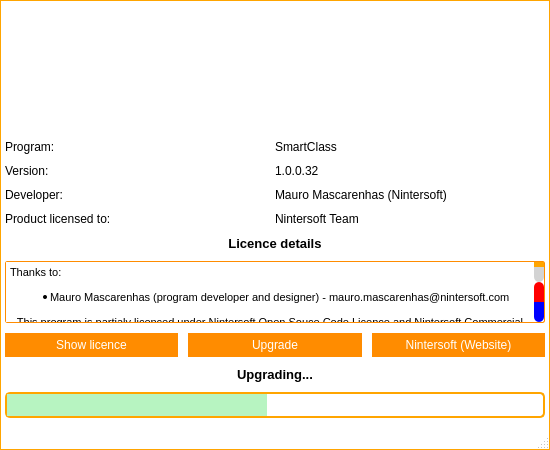
Nintersoft/SmartClass, file frmabout.ui: the form before one commit.
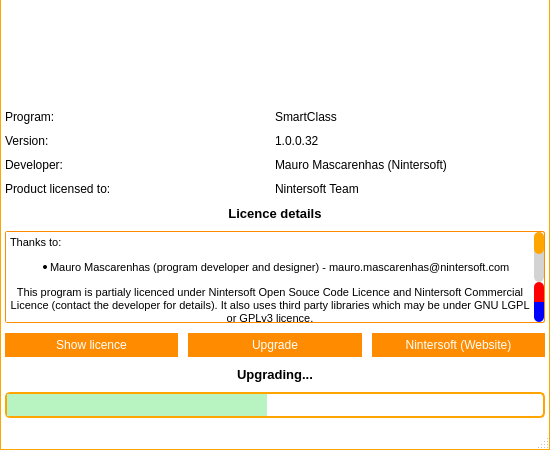
The form after the commit. Icons and pictures are not drawn. Custom widgets are drawn as their Qt base class.

Diff of the .ui file:
```diff
--- a/frmabout.ui
+++ b/frmabout.ui
@@ -606,6 +606,582 @@
 }</string>
   </property>
   <widget class="QWidget" name="centralWidget">
+   <property name="styleSheet">
+    <string notr="true">QWidget#titleBar{
+	background-color: #FFF;
+	border-top: 1px solid orange;
+	border-left: 1px solid orange;
+	border-right: 1px solid orange;
+	color: #000;
+}
+
+QWidget#centralWidget, QStatusBar{
+	background-color: #FFF;
+	border-left: 1px solid orange;
+	border-right: 1px solid orange;
+}
+
+QStatusBar{
+	border-bottom: 1px solid orange;
+}
+
+/*QTabWidget::pane {
+    border-top: 1px solid orange;
+}*/
+
+QSlider::handle:horizontal {
+    background: orange;
+}
+
+/* Vertical and horizontal line customization */
+
+QFrame[frameShape=&quot;4&quot;]
+{
+    color: orange;
+}
+
+QFrame[frameShape=&quot;5&quot;]
+{
+    color: orange;
+}
+
+/* QTabWidget elements customization */
+
+QTabWidget::pane {
+/*	border-top: 1px solid orange;*/
+	background: white;
+}
+
+QTabWidget::tab-bar {
+    left: 5px;
+}
+
+QTabBar::tab {
+	background: white;
+    min-width: 120px;
+    min-height: 20px;
+    padding: 2px;
+	border-top-left-radius: 5px;
+	border-top-right-radius: 5px;
+	margin-top: 6px;
+}
+
+QTabBar::tab:selected, QTabBar::tab:hover {
+	background: white;
+	border-top: 1px solid orange;
+	border-right: 1px solid orange;
+	border-left: 1px solid orange;
+}
+
+QTabBar::tab:selected {
+	background: white;
+	border-top: 2px solid orange;
+	border-right: 2px solid orange;
+	border-left: 2px solid orange;
+}
+
+QTabBar::tab:!selected {
+    margin-bottom: 3px;
+}
+
+QTabBar QToolButton{
+	background-color: white;
+	border: none;
+	color: black;
+}
+
+QTabBar QToolButton::hover{
+	background-color: darkorange;
+}
+
+QTabBar QToolButton::pressed{
+	background-color: orange;
+}
+
+QTabBar QToolButton::!enabled{
+	background-color: orange;
+}
+
+QWidget#tabFile, QWidget#tabManagement, QWidget#tabTools, QWidget#tabHelp, QWidget#tabFileLayout, QWidget#tabManagementLayout, QWidget#tabToolsLayout, QWidget#tabHelpLayout, QWidget#screenManagerLayout{
+	background: white;
+}
+
+QLineEdit{
+	border: 1px solid orange;
+	min-height: 20px;
+}
+
+QPlainTextEdit{
+	border: 1px solid orange;
+	min-height: 40px;
+}
+
+QPushButton{
+	background-color: darkorange;
+	border: 5px solid darkorange;
+	color: white;
+}
+
+QPushButton::hover{
+	background-color: orange;
+	border: 5px solid orange;
+}
+
+QPushButton::pressed{
+	background-color: darkorange;
+	border: 5px solid darkorange;
+}
+
+QPushButton::!enabled{
+	background-color: orange;
+	border: 5px solid orange;
+}
+
+/*
+	QScroll Area
+*/
+
+QScrollArea{
+	border: none;
+}
+
+QScrollArea#scrollManager{
+	border: 1px solid orange;
+	border-radius: 5px;
+}
+
+/* QScrollBar Horizontal*/
+
+QScrollBar:horizontal {
+    background: lightgray;
+    height: 10px;
+    margin: 0px 40px 0 0px;
+	border-radius: 5px;
+}
+
+QScrollBar::handle:horizontal {
+    background: orange;
+	border-radius: 5px;
+    min-width: 20px;
+}
+
+QScrollBar::add-line:horizontal {
+    background: blue;
+    width: 20px;
+    subcontrol-position: right;
+    subcontrol-origin: margin;
+	border-top-right-radius: 5px;
+	border-bottom-right-radius: 5px;
+}
+
+QScrollBar::sub-line:horizontal {
+    background: red;
+    width: 20px;
+    subcontrol-position: top right;
+    subcontrol-origin: margin;
+    position: absolute;
+    right: 20px;
+	border-top-left-radius: 5px;
+	border-bottom-left-radius: 5px;
+}
+
+QScrollBar::sub-line:horizontal:hover {
+    background: darkred;
+}
+
+QScrollBar::sub-line:horizontal:pressed {
+    background: red;
+}
+
+QScrollBar::add-line:horizontal:hover {
+    background: darkblue;
+}
+
+QScrollBar::add-line:horizontal:pressed {
+    background: blue;
+}
+
+QScrollBar:left-arrow:horizontal{
+	image: url(:/images/scrollbar/slide_left.PNG);
+    width: 10px;
+    height: 10px;
+}
+
+QScrollBar::right-arrow:horizontal {
+	image: url(:/images/scrollbar/slide_right.PNG);
+    width: 10px;
+    height: 10px;
+}
+
+QScrollBar::add-page:horizontal, QScrollBar::sub-page:horizontal {
+    background: none;
+}
+
+/* QScrollBar Vertical*/
+
+QScrollBar:vertical {
+    background: lightgray;
+    width: 10px;
+    margin: 0px 0px 40px 0px;
+	border-radius: 5px;
+}
+
+QScrollBar::handle:vertical {
+    background: orange;
+	border-radius: 5px;
+    min-width: 20px;
+}
+
+QScrollBar::add-line:vertical {
+    background: blue;
+    height: 20px;
+    subcontrol-position: bottom;
+    subcontrol-origin: margin;
+	border-bottom-right-radius: 5px;
+	border-bottom-left-radius: 5px;
+}
+
+QScrollBar::sub-line:vertical {
+    background: red;
+    height: 20px;
+    subcontrol-position: bottom right;
+    subcontrol-origin: margin;
+    position: absolute;
+    bottom: 20px;
+	border-top-right-radius: 5px;
+	border-top-left-radius: 5px;
+}
+
+QScrollBar::sub-line:vertical:hover {
+    background: darkred;
+}
+
+QScrollBar::sub-line:vertical:pressed {
+    background: red;
+}
+
+QScrollBar::add-line:vertical:hover {
+    background: darkblue;
+}
+
+QScrollBar::add-line:vertical:pressed {
+    background: blue;
+}
+
+QScrollBar:up-arrow:vertical{
+	image: url(:/images/scrollbar/slide_up.PNG);
+	width: 10px;
+    height: 10px;
+}
+
+ QScrollBar::down-arrow:vertical{
+	image: url(:/images/scrollbar/slide_down.PNG);
+	width: 10px;
+    height: 10px;
+}
+
+QScrollBar::add-page:vertical, QScrollBar::sub-page:vertical {
+    background: none;
+}
+
+/*QComboBox*/
+
+QComboBox {
+    border: 1px solid orange;
+	background: white;
+    border-radius: 3px;
+    padding: 1px 18px 1px 3px;
+    min-width: 6em;
+}
+
+QComboBox:editable {
+    background: white;
+}
+
+QComboBox:!editable, QComboBox::drop-down:editable {
+	background: white;
+}
+
+QComboBox:!editable:on, QComboBox::drop-down:editable:on {
+    background: white;
+}
+
+QComboBox:on {
+    padding-top: 3px;
+    padding-left: 4px;
+}
+
+QComboBox::drop-down {
+    subcontrol-origin: padding;
+    subcontrol-position: top right;
+    width: 15px;
+
+    border-left-width: 1px;
+    border-left-color: orange;
+    border-left-style: solid;
+    border-top-right-radius: 3px;
+    border-bottom-right-radius: 3px;
+}
+
+QComboBox::drop-down:hover {
+    background: orange;
+}
+
+QComboBox::down-arrow {
+    image: url(&quot;:/images/buttons/Down_Arrow.PNG&quot;);
+	width: 10px;
+	height: 10px;
+}
+
+QComboBox::down-arrow:on {
+    top: 1px;
+    left: 1px;
+}
+
+QComboBox QAbstractItemView {
+    border: 1px solid orange;
+    selection-background-color: orange;
+    border-top-right-radius: 3px;
+    border-bottom-right-radius: 3px;
+}
+
+QComboBox QAbstractItemView:hover {
+	color: orange;
+}
+
+/*
+ * QToolButton
+ */
+
+QToolButton {
+	background: transparent;
+	border: 1px solid transparent;
+	color: black;
+}
+
+QToolButton::hover {
+	background: darkorange;
+	border: 1px solid darkorange;
+	color: white;
+}
+
+QToolButton::pressed {
+	background: orange;
+	border: 1px solid orange;
+	color: white;
+}
+
+/* QSpinBox  QDateEdit*/
+
+QSpinBox, QDoubleSpinBox, QDateEdit, QDateTimeEdit {
+	border: 1px solid orange;
+	background: white;
+    padding-right: 15px; /* make room for the arrows */
+	border-radius: 5px;
+}
+
+QSpinBox::up-button:disabled,  QSpinBox::up-button:off,
+QSpinBox::down-button:disabled,  QSpinBox::down-button:off,
+QDoubleSpinBox::up-button:disabled,  QDoubleSpinBox::up-button:off,
+QDoubleSpinBox::down-button:disabled,  QDoubleSpinBox::down-button:off,
+QDateEdit::up-button:disabled,  QDateEdit::up-button:off,
+QDateEdit::down-button:disabled,  QDateEdit::down-button:off,
+QDateTimeEdit::up-button:disabled,  QDateTimeEdit::up-button:off,
+QDateTimeEdit::down-button:disabled,  QDateTimeEdit::down-button:off{
+	background: orange;
+}
+
+QSpinBox::up-button, QDoubleSpinBox::up-button, QDateEdit::up-button, QDateTimeEdit::up-button {
+    subcontrol-origin: border;
+    subcontrol-position: top right;
+
+    width: 16px;
+	border: 1px solid orange;
+	border-top-right-radius: 5px;
+}
+
+QSpinBox::up-button:hover, QDoubleSpinBox::up-button:hover, QDateEdit::up-button:hover, QDateTimeEdit::up-button:hover {
+	background: darkorange;
+}
+
+QSpinBox::up-button:pressed, QDoubleSpinBox::up-button:pressed, QDateEdit::up-button:pressed, QDateTimeEdit::up-button:pressed {
+	background: orange;
+}
+
+QSpinBox::up-arrow, QDoubleSpinBox::up-arrow, QDateEdit::up-arrow, QDateTimeEdit::up-arrow {
+    border-image: url(:/images/buttons/Up_Arrow.PNG) 1;
+    width: 7px;
+    height: 7px;
+}
+
+QSpinBox::up-arrow:disabled,
+QSpinBox::up-arrow:off,
+QDoubleSpinBox::up-arrow:disabled,
+QDoubleSpinBox::up-arrow:off,
+QDateEdit::up-arrow:disabled,
+QDateEdit::up-arrow:off,
+QDateTimeEdit::up-arrow:disabled,
+QDateTimeEdit::up-arrow:off {
+   background: transparent;
+}
+
+QSpinBox::down-button,
+QDoubleSpinBox::down-button,
+QDateEdit::down-button,
+QDateTimeEdit::down-button {
+    subcontrol-origin: border;
+    subcontrol-position: bottom right;
+
+    width: 16px;
+	border: 1px solid orange;
+	border-bottom-right-radius: 5px;
+}
+
+QSpinBox::down-button:hover,
+QDoubleSpinBox::down-button:hover,
+QDateEdit::down-button:hover,
+QDateTimeEdit::down-button:hover {
+	background: darkorange;
+}
+
+QSpinBox::down-button:pressed,
+QDoubleSpinBox::down-button:pressed,
+QDateEdit::down-button:pressed,
+QDateTimeEdit::down-button:pressed {
+	background: orange;
+}
+
+QSpinBox::down-arrow,
+QDoubleSpinBox::down-arrow,
+QDateEdit::down-arrow,
+QDateTimeEdit::down-arrow {
+    border-image: url(:/images/buttons/Down_Arrow.PNG) 1;
+    width: 7px;
+    height: 7px;
+}
+
+QSpinBox::down-arrow:disabled,
+QSpinBox::down-arrow:off,
+QDoubleSpinBox::down-arrow:disabled,
+QDoubleSpinBox::down-arrow:off,
+QDateEdit::down-arrow:disabled,
+QDateEdit::down-arrow:off,
+QDateTimeEdit::down-arrow:disabled,
+QDateTimeEdit::down-arrow:off {
+   background: transparent;
+}
+
+/*QCheckBox*/
+
+QCheckBox {
+    spacing: 5px;
+}
+
+QCheckBox::indicator {
+    width: 13px;
+    height: 13px;
+}
+
+QCheckBox::indicator:unchecked {
+    border: 1px solid orange;
+}
+
+QCheckBox::indicator:unchecked:hover {
+    border: 2px solid darkorange;
+}
+
+QCheckBox::indicator:unchecked:pressed {
+    border: 2px solid orange;
+}
+
+QCheckBox::indicator:checked {
+    border: 1px solid orange;
+	image: url(:/images/buttons/Close.PNG);
+}
+
+QCheckBox::indicator:checked:hover {
+    border: 2px solid darkorange;
+	image: url(:/images/buttons/Close.PNG);
+}
+
+QCheckBox::indicator:checked:pressed {
+    border: 2px solid orange;
+	image: url(:/images/buttons/Close.PNG);
+}
+
+QCheckBox::indicator:indeterminate:hover {
+    border: 2px solid darkorange;
+}
+
+QCheckBox::indicator:indeterminate:pressed {
+    border: 2px solid orange;
+}
+
+/*
+ * QTableWidget
+ */
+
+QTableWidget{
+	border: 1px solid orange;
+}
+
+/*
+ * QGroupBox
+ */
+
+QGroupBox {
+    border: 1px solid orange;
+    border-radius: 2px;
+    margin-top: 10px;
+    padding-top: 10px;
+}
+
+QGroupBox::title {
+    subcontrol-origin: margin;
+    subcontrol-position: top middle; /* position at the top center */
+    padding: 5px;
+    background-color: white;
+	border: 1px solid orange;
+	border-radius: 2px;
+}
+
+/*
+ * QListWidget
+ */
+
+QListWidget {
+    border: 1px solid orange;
+}
+
+/*
+ * QTextBrowser
+ */
+
+QTextBrowser {
+	border : 1px solid darkorange;
+	color: black;
+	border-radius: 2px;
+}
+
+QTextBrowser:disabled {
+	border : 1px solid orange;
+	color: darkgray;
+}
+
+/*
+ * QProgressBar
+ */
+
+QProgressBar{
+	border : 2px solid orange;
+	border-radius: 5px;
+}
+
+QProgressBar::chunk {
+    background-color: #B7F4C1;
+    width: 20px;
+}</string>
+   </property>
    <layout class="QGridLayout" name="gridLayout_2">
     <property name="leftMargin">
      <number>0</number>
@@ -623,22 +1199,6 @@
      <number>0</number>
     </property>
     <item row="0" column="0">
-     <widget class="TitleBar" name="titleBar" native="true">
-      <property name="minimumSize">
-       <size>
-        <width>0</width>
-        <height>30</height>
-       </size>
-      </property>
-      <property name="maximumSize">
-       <size>
-        <width>16777215</width>
-        <height>30</height>
-       </size>
-      </property>
-     </widget>
-    </item>
-    <item row="1" column="0">
      <layout class="QGridLayout" name="gridLayout">
       <property name="leftMargin">
        <number>5</number>
@@ -890,14 +1450,6 @@
   </widget>
   <widget class="QStatusBar" name="statusBar"/>
  </widget>
- <customwidgets>
-  <customwidget>
-   <class>TitleBar</class>
-   <extends>QWidget</extends>
-   <header>titlebar.h</header>
-   <container>1</container>
-  </customwidget>
- </customwidgets>
  <resources>
   <include location="resources.qrc"/>
  </resources>
```
